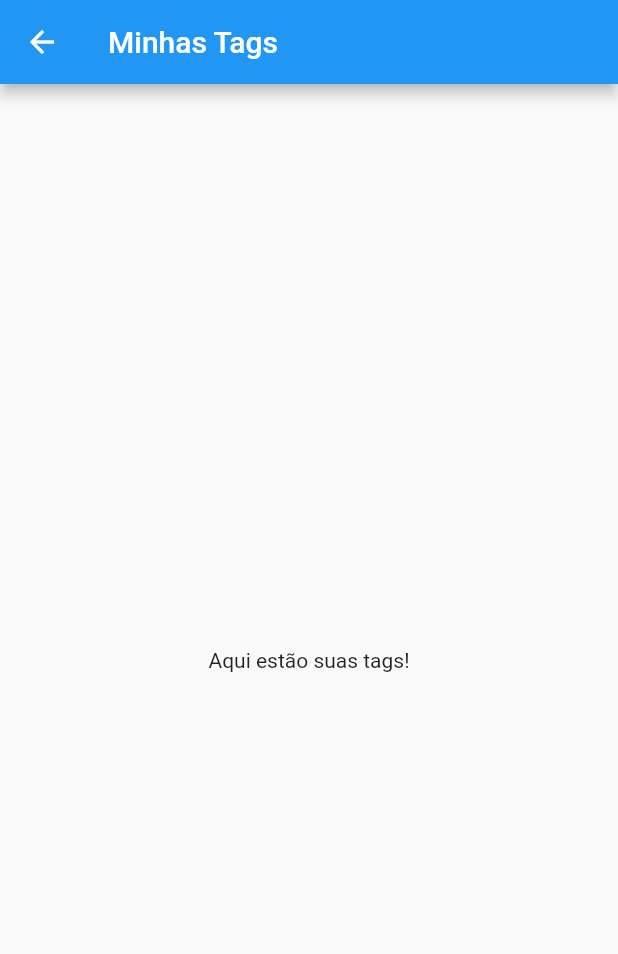
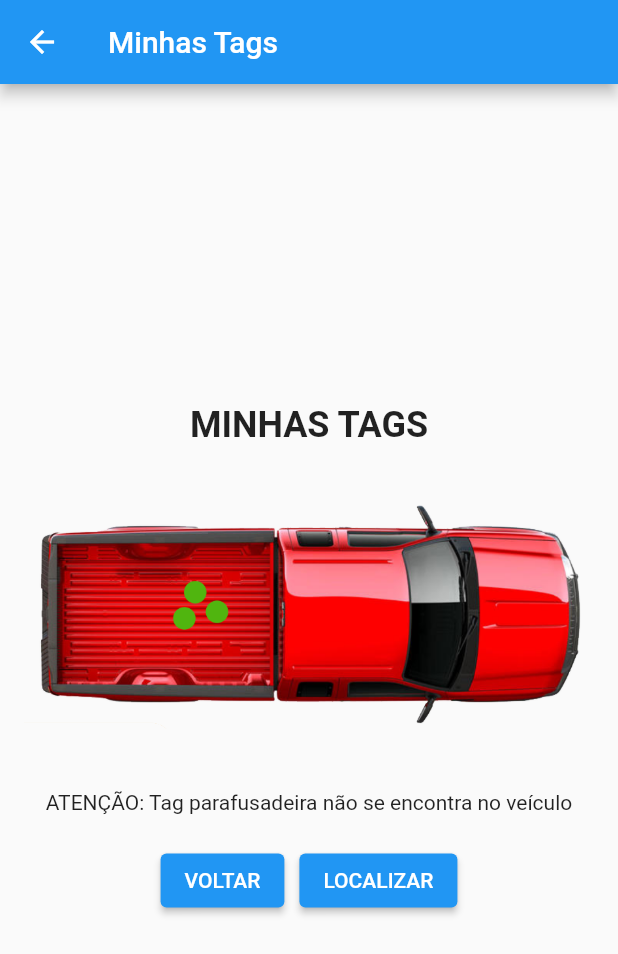
Before and after one commit to naschwertner/BlueBoots-demo-app-Ford, a Flutter app: the MinhasTagsPage screen opened directly, on a phone screen of 412 x 824 dp. Shown: the top 954 px of the screen. Run offline on Flutter 3.47's test engine with Material 2 defaults, Android fonts, the phone set to English and light mode, and no system bars.

Commit message:
adiciona tela minhas tags

```diff
--- a/lib/minhas_tags.dart
+++ b/lib/minhas_tags.dart
@@ -7,8 +7,45 @@ class MinhasTagsPage extends StatelessWidget {
       appBar: AppBar(
         title: Text('Minhas Tags'),
       ),
-      body: Center(
-        child: Text('Aqui estão suas tags!'),
+      body: Padding(
+        padding: const EdgeInsets.all(16.0),
+        child: Column(
+          mainAxisAlignment: MainAxisAlignment.center,
+          crossAxisAlignment: CrossAxisAlignment.center,
+          children: <Widget>[
+            Text(
+              'MINHAS TAGS',
+              style: TextStyle(fontSize: 24, fontWeight: FontWeight.bold),
+            ),
+            SizedBox(height: 10),
+            Image.asset('images/minhastags.PNG', width: 400, height: 200),
+            SizedBox(height: 20),
+            Text(
+              'ATENÇÃO: Tag parafusadeira não se encontra no veículo',
+              textAlign: TextAlign.center,
+            ),
+            SizedBox(height: 20),
+            Row(
+              mainAxisAlignment: MainAxisAlignment.center,
+              children: <Widget>[
+                ElevatedButton(
+                  onPressed: () {
+                    // Ação do botão 1
+                  },
+                  child: Text('VOLTAR'),
+                ),
+                SizedBox(
+                    width: 10), // Ajuste o valor de width conforme necessário
+                ElevatedButton(
+                  onPressed: () {
+                    // Ação do botão 2
+                  },
+                  child: Text('LOCALIZAR'),
+                ),
+              ],
+            ),
+          ],
+        ),
       ),
     );
   }
--- a/pubspec.yaml
+++ b/pubspec.yaml
@@ -61,6 +61,7 @@ flutter:
   # To add assets to your application, add an assets section, like this:
   assets:
       - images/fordtela1.PNG
+      - images/minhastags.PNG
 
   # An image asset can refer to one or more resolution-specific "variants", see
   # https://flutter.dev/assets-and-images/#resolution-aware
```
Also changed, not shown: images/minhastags.PNG (added).
